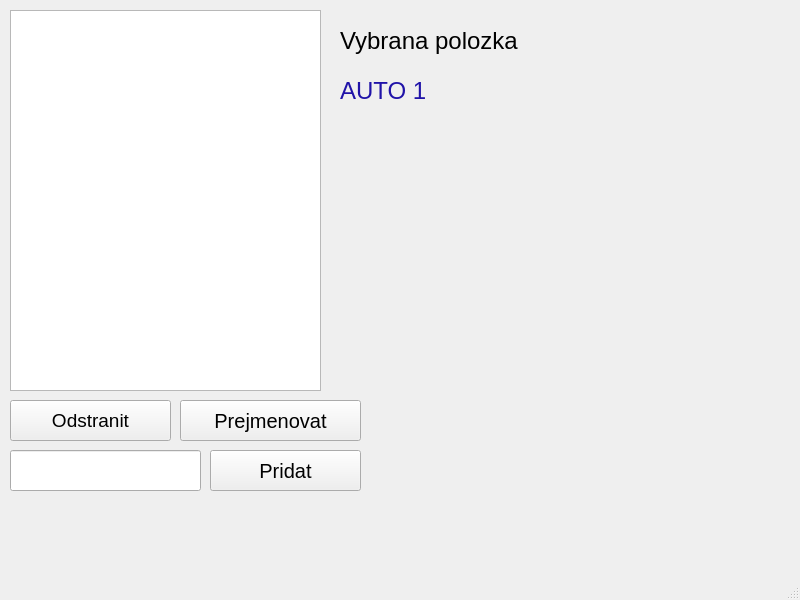
Above: 13_RegistrVozidel/mainwindow.ui from SPSMB/PRO_4r_2023_2024_IT1 before the change. Below: the same form after it.
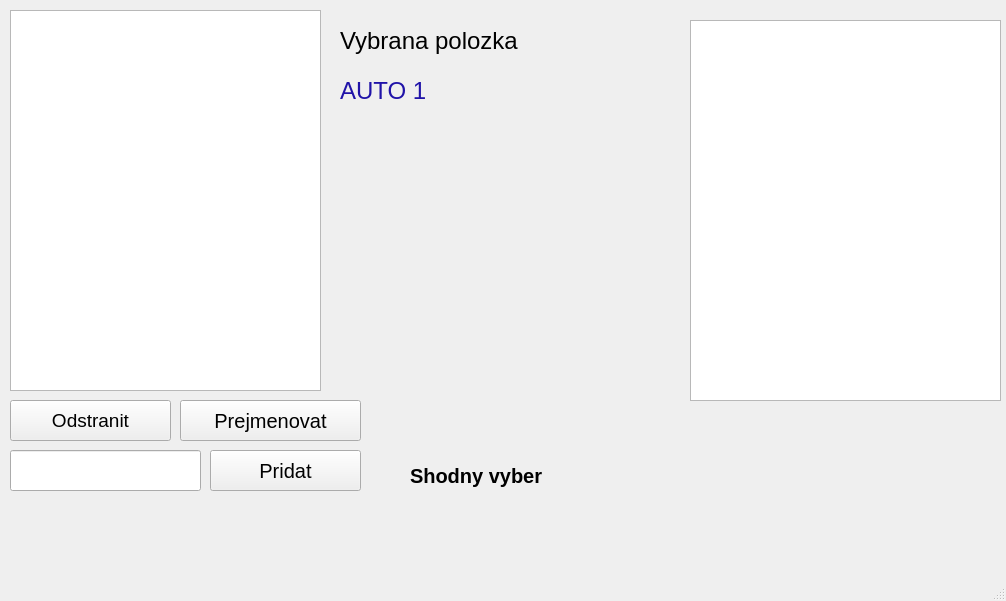
That is the form after the change.

Commit message: 21.12. - Registr vozidel - porovnani 2 registru, trida Test (dynamicka alokace 2D pole)

The edit to the form file:
```diff
--- a/13_RegistrVozidel/mainwindow.ui
+++ b/13_RegistrVozidel/mainwindow.ui
@@ -6,8 +6,8 @@
    <rect>
     <x>0</x>
     <y>0</y>
-    <width>800</width>
-    <height>600</height>
+    <width>1006</width>
+    <height>601</height>
    </rect>
   </property>
   <property name="windowTitle">
@@ -238,6 +238,61 @@
      <string/>
     </property>
    </widget>
+   <widget class="QListWidget" name="registr2">
+    <property name="geometry">
+     <rect>
+      <x>690</x>
+      <y>20</y>
+      <width>311</width>
+      <height>381</height>
+     </rect>
+    </property>
+    <property name="font">
+     <font>
+      <pointsize>12</pointsize>
+     </font>
+    </property>
+   </widget>
+   <widget class="QLabel" name="label_2">
+    <property name="geometry">
+     <rect>
+      <x>410</x>
+      <y>460</y>
+      <width>221</width>
+      <height>31</height>
+     </rect>
+    </property>
+    <property name="font">
+     <font>
+      <pointsize>15</pointsize>
+      <weight>75</weight>
+      <bold>true</bold>
+     </font>
+    </property>
+    <property name="text">
+     <string>Shodny vyber</string>
+    </property>
+   </widget>
+   <widget class="QLabel" name="l_shoda">
+    <property name="geometry">
+     <rect>
+      <x>630</x>
+      <y>460</y>
+      <width>221</width>
+      <height>31</height>
+     </rect>
+    </property>
+    <property name="font">
+     <font>
+      <pointsize>15</pointsize>
+      <weight>75</weight>
+      <bold>true</bold>
+     </font>
+    </property>
+    <property name="text">
+     <string/>
+    </property>
+   </widget>
   </widget>
   <widget class="QMenuBar" name="menubar">
    <property name="geometry">
```
Left out of the diff: 2 changed lines with no effect on the pictures. The commit also changes 7 other files.
